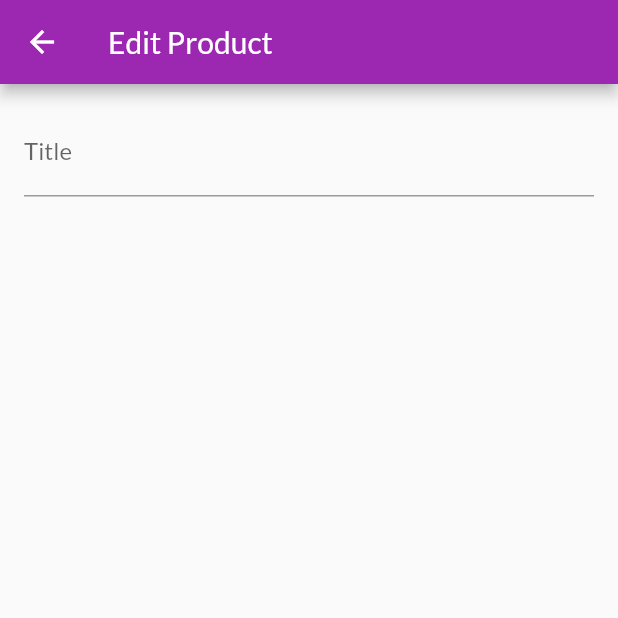
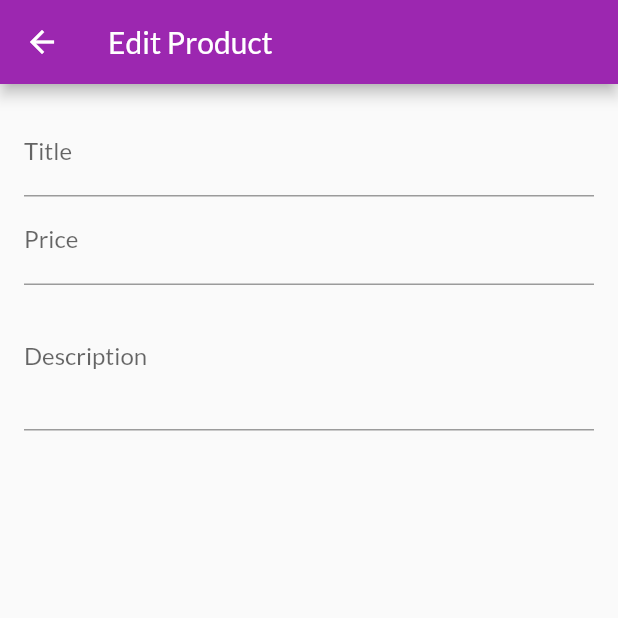
Before and after one commit to amirhossein-jahangiri/Shop-App, a Flutter app: the EditProductScreen screen opened by its route, on a phone screen of 412 x 824 dp, the top half of it. Run offline on Flutter 3.47's test engine with Material 2 defaults, Android fonts, the phone set to English and light mode, and no system bars; network calls fail.

Commit message:
adding price and description textFormField to this screen

```diff
--- a/lib/screens/edit_product_screen.dart
+++ b/lib/screens/edit_product_screen.dart
@@ -21,6 +21,17 @@ class _EditProductScreenState extends State<EditProductScreen> {
                 decoration: InputDecoration(labelText: 'Title'),
                 textInputAction: TextInputAction.next,
               ),
+              TextFormField(
+                decoration: InputDecoration(labelText: 'Price'),
+                textInputAction: TextInputAction.next,
+                keyboardType: TextInputType.number,
+              ),
+              TextFormField(
+                decoration: InputDecoration(labelText: 'Description'),
+                textInputAction: TextInputAction.done,
+                keyboardType: TextInputType.multiline,
+                maxLines: 3,
+              ),
             ],
           ),
         ),
```
